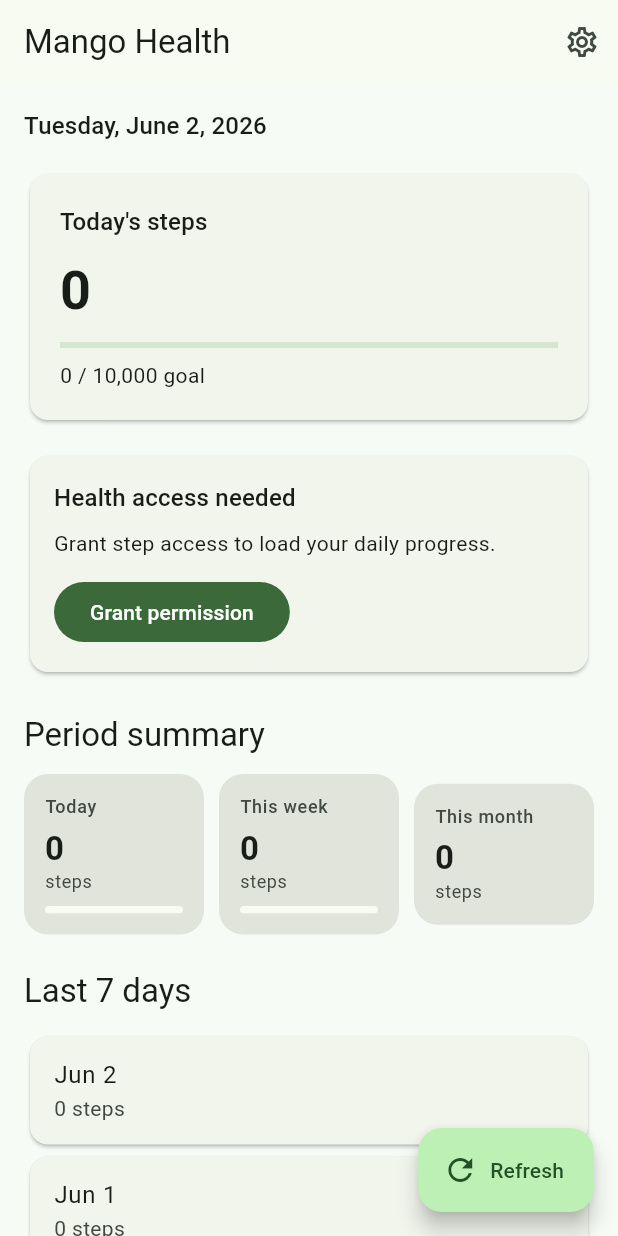
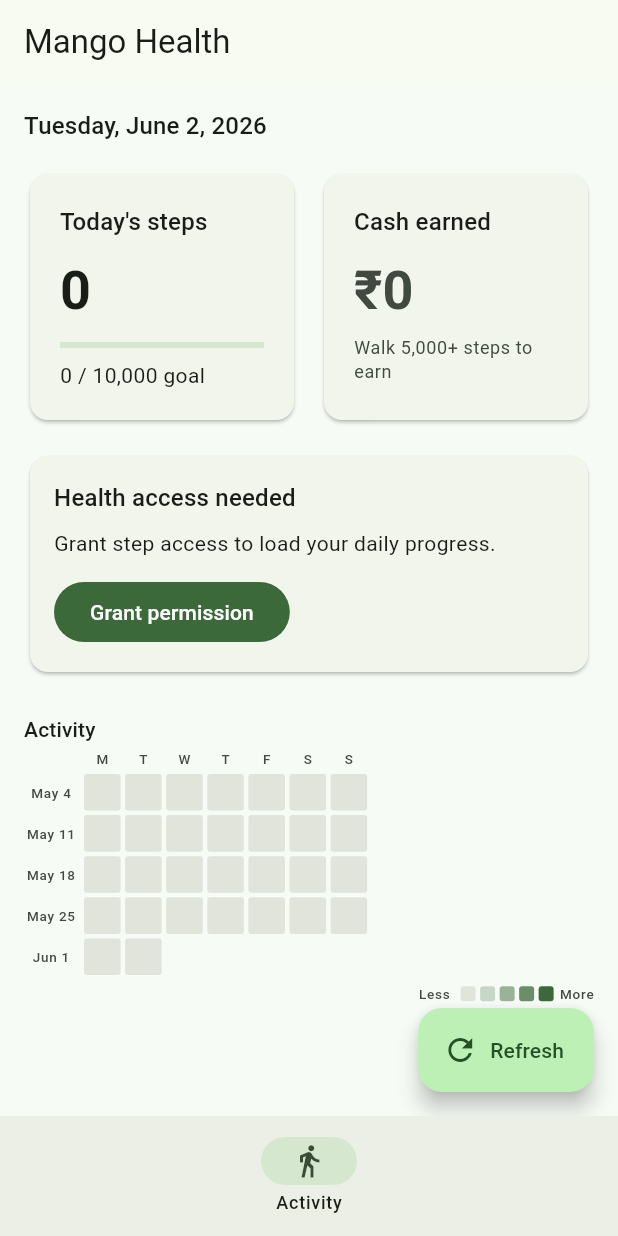
Before and after one commit to AvilPage/mango_health, a Flutter app: the screen it shows after launch, after a tap on "Refresh", on a phone screen of 412 x 824 dp. Run offline on Flutter 3.47's test engine with Material 3 defaults, Android fonts, the phone set to English and light mode, and no system bars; our stand-ins replace pocketbase, sqflite; missing offline and left inert: health; accounts and stored records are empty.

Commit message:
Update app icons, Android/iOS config, and home screen UI
Co-authored-by: Copilot <223556219+Copilot@users.noreply.github.com>

```diff
--- a/lib/main.dart
+++ b/lib/main.dart
@@ -1,6 +1,6 @@
 import 'package:flutter/material.dart';
 
-import 'screens/home_screen.dart';
+import 'screens/main_shell.dart';
 import 'services/database_service.dart';
 
 Future<void> main() async {
@@ -22,7 +22,7 @@ class MangoHealthApp extends StatelessWidget {
         colorScheme: ColorScheme.fromSeed(seedColor: Colors.green),
         scaffoldBackgroundColor: const Color(0xFFF6FBF6),
       ),
-      home: const HomeScreen(),
+      home: const MainShell(),
     );
   }
 }
--- a/lib/screens/home_screen.dart
+++ b/lib/screens/home_screen.dart
@@ -5,7 +5,6 @@ import '../models/daily_step.dart';
 import '../services/database_service.dart';
 import '../services/health_service.dart';
 import '../services/rewards_service.dart';
-import 'settings_screen.dart';
 
 class HomeScreen extends StatefulWidget {
   const HomeScreen({super.key});
@@ -23,8 +22,6 @@ class _HomeScreenState extends State<HomeScreen> with WidgetsBindingObserver {
   bool _hasPermission = false;
   bool _healthConnectUnavailable = false;
   int _todaySteps = 0;
-  int _weekSteps = 0;
-  int _monthSteps = 0;
   List<DailyStep> _history = const [];
   String? _errorMessage;
 
@@ -71,8 +68,8 @@ class _HomeScreenState extends State<HomeScreen> with WidgetsBindingObserver {
       int todaySteps = 0;
 
       if (hasPermission) {
-        // Backfill historical data from HealthKit (past 30 days)
-        final historical = await _healthService.getHistoricalSteps(days: 30);
+        // Backfill historical data from HealthKit (past 35 days)
+        final historical = await _healthService.getHistoricalSteps(days: 35);
         for (final entry in historical.entries) {
           final pts = _rewardsService.calculatePoints(entry.value);
           await _databaseService.upsertSteps(entry.key, entry.value, pts);
@@ -90,16 +87,12 @@ class _HomeScreenState extends State<HomeScreen> with WidgetsBindingObserver {
         return;
       }
 
-      final periodStats = _computePeriodStats(history, todaySteps);
-
       setState(() {
         _hasPermission = hasPermission;
         _healthConnectUnavailable =
             status == PermissionStatus.healthConnectUnavailable;
         _todaySteps = todaySteps;
-        _history = _lastSevenDays(history);
-        _weekSteps = periodStats['weekSteps']!;
-        _monthSteps = periodStats['monthSteps']!;
+        _history = _lastThirtyFiveDays(history);
       });
     } catch (error) {
       if (!mounted) {
@@ -120,11 +113,11 @@ class _HomeScreenState extends State<HomeScreen> with WidgetsBindingObserver {
 
   String get _todayKey => DateFormat('yyyy-MM-dd').format(DateTime.now());
 
-  List<DailyStep> _lastSevenDays(List<DailyStep> history) {
+  List<DailyStep> _lastThirtyFiveDays(List<DailyStep> history) {
     final byDate = {for (final item in history) item.date: item};
     final now = DateTime.now();
 
-    return List<DailyStep>.generate(7, (index) {
+    return List<DailyStep>.generate(35, (index) {
       final date = DateTime(now.year, now.month, now.day).subtract(
         Duration(days: index),
       );
@@ -134,56 +127,14 @@ class _HomeScreenState extends State<HomeScreen> with WidgetsBindingObserver {
     });
   }
 
-  Map<String, int> _computePeriodStats(
-    List<DailyStep> history,
-    int todaySteps,
-  ) {
-    final now = DateTime.now();
-    final today = DateTime(now.year, now.month, now.day);
-    final weekStart = today.subtract(Duration(days: today.weekday - 1));
-    final monthStart = DateTime(now.year, now.month, 1);
-
-    int weekSteps = 0;
-    int monthSteps = 0;
-
-    for (final item in history) {
-      final date = DateTime.parse(item.date);
-      if (!date.isBefore(weekStart)) weekSteps += item.steps;
-      if (!date.isBefore(monthStart)) monthSteps += item.steps;
-    }
-
-    // Ensure today's live value is included if not yet in DB history
-    final todayKey = DateFormat('yyyy-MM-dd').format(now);
-    final alreadyCounted = history.any((h) => h.date == todayKey);
-    if (!alreadyCounted && todaySteps > 0) {
-      weekSteps += todaySteps;
-      monthSteps += todaySteps;
-    }
-
-    return {'weekSteps': weekSteps, 'monthSteps': monthSteps};
-  }
-
   @override
   Widget build(BuildContext context) {
     final theme = Theme.of(context);
-    final progress = (_todaySteps / 10000).clamp(0, 1).toDouble();
+    final progress = (_todaySteps / 5000).clamp(0, 1).toDouble();
 
     return Scaffold(
       appBar: AppBar(
         title: const Text('Mango Health'),
-        actions: [
-          IconButton(
-            onPressed: () {
-              Navigator.of(context).push(
-                MaterialPageRoute<void>(
-                  builder: (_) => const SettingsScreen(),
-                ),
-              );
-            },
-            icon: const Icon(Icons.settings_outlined),
-            tooltip: 'Settings',
-          ),
-        ],
       ),
       floatingActionButton: FloatingActionButton.extended(
         onPressed: _isLoading ? null : () => _loadData(),
@@ -201,10 +152,26 @@ class _HomeScreenState extends State<HomeScreen> with WidgetsBindingObserver {
               style: theme.textTheme.titleMedium,
             ),
             const SizedBox(height: 16),
-            _SummaryCard(
+            IntrinsicHeight(
+              child: Row(
+                crossAxisAlignment: CrossAxisAlignment.stretch,
+                children: [
+                  Expanded(
+                    child: _SummaryCard(
                       todaySteps: _todaySteps,
                       progress: progress,
                       isLoading: _isLoading,
+                    ),
+                  ),
+                  const SizedBox(width: 12),
+                  Expanded(
+                    child: _CashCard(
+                      points: _rewardsService.calculatePoints(_todaySteps),
+                      isLoading: _isLoading,
+                    ),
+                  ),
+                ],
+              ),
             ),
             if (!_hasPermission) ...[
               const SizedBox(height: 16),
@@ -258,19 +225,10 @@ class _HomeScreenState extends State<HomeScreen> with WidgetsBindingObserver {
               ),
             ],
             const SizedBox(height: 24),
-            _PeriodSummarySection(
-              todaySteps: _todaySteps,
-              weekSteps: _weekSteps,
-              monthSteps: _monthSteps,
-              isLoading: _isLoading,
+            SizedBox(
+              height: MediaQuery.sizeOf(context).height * 0.25,
+              child: _StepsHeatmap(history: _history, isLoading: _isLoading),
             ),
-            const SizedBox(height: 24),
-            Text(
-              'Last 7 days',
-              style: theme.textTheme.titleLarge,
-            ),
-            const SizedBox(height: 12),
-            ..._history.map(_HistoryTile.new),
             const SizedBox(height: 96),
           ],
         ),
@@ -321,151 +279,213 @@ class _SummaryCard extends StatelessWidget {
   }
 }
 
-class _HistoryTile extends StatelessWidget {
-  const _HistoryTile(this.step);
+class _CashCard extends StatelessWidget {
+  const _CashCard({required this.points, required this.isLoading});
 
-  final DailyStep step;
+  final int points;
+  final bool isLoading;
 
   @override
   Widget build(BuildContext context) {
-    final date = DateTime.parse(step.date);
+    final theme = Theme.of(context);
+    final cs = theme.colorScheme;
+    final earned = points > 0;
 
     return Card(
-      child: ListTile(
-        title: Text(DateFormat.MMMd().format(date)),
-        subtitle: Text('${NumberFormat.decimalPattern().format(step.steps)} steps'),
+      color: earned ? cs.primaryContainer : null,
+      child: Padding(
+        padding: const EdgeInsets.all(20),
+        child: Column(
+          crossAxisAlignment: CrossAxisAlignment.start,
+          children: [
+            Text('Cash earned', style: theme.textTheme.titleMedium),
+            const SizedBox(height: 12),
+            isLoading
+                ? const CircularProgressIndicator()
+                : Text(
+                    '₹$points',
+                    style: theme.textTheme.displaySmall?.copyWith(
+                      fontWeight: FontWeight.w700,
+                      color: earned ? cs.onPrimaryContainer : cs.onSurfaceVariant,
+                    ),
+                  ),
+            const SizedBox(height: 8),
+            Text(
+              points == 0
+                  ? 'Walk 5,000+ steps to earn'
+                  : points == 10
+                      ? '5k–10k steps reached'
+                      : '10k steps goal met! 🎉',
+              style: theme.textTheme.bodySmall?.copyWith(
+                color: earned ? cs.onPrimaryContainer : cs.onSurfaceVariant,
+              ),
+            ),
+          ],
+        ),
       ),
     );
   }
 }
 
-class _PeriodSummarySection extends StatelessWidget {
-  const _PeriodSummarySection({
-    required this.todaySteps,
-    required this.weekSteps,
-    required this.monthSteps,
-    required this.isLoading,
-  });
+class _StepsHeatmap extends StatelessWidget {
+  const _StepsHeatmap({required this.history, required this.isLoading});
 
-  final int todaySteps;
-  final int weekSteps;
-  final int monthSteps;
+  final List<DailyStep> history;
   final bool isLoading;
 
-  @override
-  Widget build(BuildContext context) {
-    final theme = Theme.of(context);
+  static const _dayLabels = ['M', 'T', 'W', 'T', 'F', 'S', 'S'];
 
-    return Column(
-      crossAxisAlignment: CrossAxisAlignment.start,
-      children: [
-        Text('Period summary', style: theme.textTheme.titleLarge),
-        const SizedBox(height: 12),
-        Row(
-          children: [
-            Expanded(
-              child: _PeriodCard(
-                label: 'Today',
-                steps: todaySteps,
-                goal: 10000,
-                isLoading: isLoading,
-              ),
-            ),
-            const SizedBox(width: 10),
-            Expanded(
-              child: _PeriodCard(
-                label: 'This week',
-                steps: weekSteps,
-                goal: 70000,
-                isLoading: isLoading,
-              ),
-            ),
-            const SizedBox(width: 10),
-            Expanded(
-              child: _PeriodCard(
-                label: 'This month',
-                steps: monthSteps,
-                goal: null,
-                isLoading: isLoading,
-              ),
-            ),
-          ],
-        ),
-      ],
-    );
-  }
-}
-
-class _PeriodCard extends StatelessWidget {
-  const _PeriodCard({
-    required this.label,
-    required this.steps,
-    required this.goal,
-    required this.isLoading,
-  });
-
-  final String label;
-  final int steps;
-  final int? goal;
-  final bool isLoading;
-
-  String _fmt(int n) {
-    if (n >= 1000) {
-      return '${(n / 1000).toStringAsFixed(n % 1000 == 0 ? 0 : 1)}k';
-    }
-    return n.toString();
+  Color _tileColor(int steps, ColorScheme cs) {
+    if (steps <= 0) return cs.surfaceContainerHighest;
+    if (steps < 3000) return cs.primary.withValues(alpha: 0.25);
+    if (steps < 6000) return cs.primary.withValues(alpha: 0.50);
+    if (steps < 9000) return cs.primary.withValues(alpha: 0.75);
+    return cs.primary;
   }
 
   @override
   Widget build(BuildContext context) {
     final theme = Theme.of(context);
     final cs = theme.colorScheme;
-    final progress = goal != null ? (steps / goal!).clamp(0.0, 1.0) : null;
-    final goalMet = goal != null && steps >= goal!;
 
-    return Container(
-      padding: const EdgeInsets.all(14),
-      decoration: BoxDecoration(
-        color: goalMet ? cs.primaryContainer : cs.surfaceContainerHighest,
-        borderRadius: BorderRadius.circular(16),
-      ),
-      child: Column(
+    final byDate = {for (final s in history) s.date: s.steps};
+    final now = DateTime.now();
+    final today = DateTime(now.year, now.month, now.day);
+    // Align to Monday of current week
+    final weekday = today.weekday; // 1=Mon, 7=Sun
+    final currentWeekMonday = today.subtract(Duration(days: weekday - 1));
+
+    return LayoutBuilder(
+      builder: (context, constraints) {
+        // Transposed: rows=weeks(5), cols=days(7)
+        // chrome: title(20) + gap(3) + day-headers(14) + gap(4) + legend(6+10) = ~57
+        const chromeHeight = 72.0;
+        const weeks = 5;
+        const labelWidth = 36.0; // week date label on left
+        const gapBetween = 4.0;
+        const tileGap = 3.0;
+
+        final availableHeight = constraints.maxHeight - chromeHeight;
+        // 5 rows + 4 gaps
+        final tileSizeByHeight = (availableHeight - 4 * tileGap) / weeks;
+        // 7 cols + 6 gaps
+        final tileSizeByWidth =
+            (constraints.maxWidth - labelWidth - gapBetween - 6 * tileGap) / 7;
+        final tileSize = tileSizeByHeight.clamp(8.0, tileSizeByWidth);
+
+        if (isLoading) {
+          return const Center(child: CircularProgressIndicator());
+        }
+
+        return Column(
           crossAxisAlignment: CrossAxisAlignment.start,
+          mainAxisSize: MainAxisSize.min,
           children: [
-          Text(
-            label,
-            style: theme.textTheme.labelMedium?.copyWith(
+            Text('Activity', style: theme.textTheme.titleSmall),
+            const SizedBox(height: 3),
+            // Day-of-week column headers
+            Row(
+              children: [
+                SizedBox(width: labelWidth + gapBetween),
+                ...List.generate(7, (di) => Padding(
+                      padding: EdgeInsets.only(right: di < 6 ? tileGap : 0),
+                      child: SizedBox(
+                        width: tileSize,
+                        child: Center(
+                          child: Text(
+                            _dayLabels[di],
+                            style: theme.textTheme.labelSmall?.copyWith(
                               color: cs.onSurfaceVariant,
+                              fontSize: 9,
                             ),
                           ),
-          const SizedBox(height: 6),
-          Text(
-            _fmt(steps),
-            style: theme.textTheme.titleLarge?.copyWith(
-              fontWeight: FontWeight.w700,
-              color: goalMet ? cs.onPrimaryContainer : cs.onSurface,
                         ),
                       ),
-          Text(
-            'steps',
-            style: theme.textTheme.bodySmall?.copyWith(
+                    )),
+              ],
+            ),
+            const SizedBox(height: 4),
+            // Grid: 5 week rows
+            ...List.generate(weeks, (wi) {
+              final weekMonday = currentWeekMonday
+                  .subtract(Duration(days: (weeks - 1 - wi) * 7));
+              return Padding(
+                padding: EdgeInsets.only(bottom: wi < weeks - 1 ? tileGap : 0),
+                child: Row(
+                  children: [
+                    // Week label
+                    SizedBox(
+                      width: labelWidth,
+                      height: tileSize,
+                      child: Center(
+                        child: Text(
+                          DateFormat('MMM d').format(weekMonday),
+                          style: theme.textTheme.labelSmall?.copyWith(
                             color: cs.onSurfaceVariant,
+                            fontSize: 9,
                           ),
                         ),
-          if (progress != null) ...[
-            const SizedBox(height: 8),
-            ClipRRect(
-              borderRadius: BorderRadius.circular(4),
-              child: LinearProgressIndicator(
-                value: isLoading ? null : progress,
-                minHeight: 5,
-                backgroundColor: cs.surface,
-                color: goalMet ? cs.primary : cs.secondary,
                       ),
                     ),
-          ],
+                    const SizedBox(width: gapBetween),
+                    // 7 day tiles
+                    ...List.generate(7, (di) {
+                      final date = weekMonday.add(Duration(days: di));
+                      final isFuture = date.isAfter(today);
+                      final key = DateFormat('yyyy-MM-dd').format(date);
+                      final steps = byDate[key] ?? 0;
+                      return Padding(
+                        padding: EdgeInsets.only(right: di < 6 ? tileGap : 0),
+                        child: Tooltip(
+                          message: isFuture
+                              ? ''
+                              : '${DateFormat('MMM d').format(date)}: ${NumberFormat.decimalPattern().format(steps)} steps',
+                          child: Container(
+                            width: tileSize,
+                            height: tileSize,
+                            decoration: BoxDecoration(
+                              color: isFuture
+                                  ? Colors.transparent
+                                  : _tileColor(steps, cs),
+                              borderRadius: BorderRadius.circular(2),
+                            ),
+                          ),
+                        ),
+                      );
+                    }),
                   ],
                 ),
               );
+            }),
+            const SizedBox(height: 6),
+            // Legend
+            Row(
+              mainAxisAlignment: MainAxisAlignment.end,
+              children: [
+                Text('Less',
+                    style: theme.textTheme.labelSmall
+                        ?.copyWith(color: cs.onSurfaceVariant, fontSize: 9)),
+                const SizedBox(width: 4),
+                ...[0, 2999, 5999, 8999, 10000].map((s) => Padding(
+                      padding: const EdgeInsets.only(left: 3),
+                      child: Container(
+                        width: 10,
+                        height: 10,
+                        decoration: BoxDecoration(
+                          color: _tileColor(s, cs),
+                          borderRadius: BorderRadius.circular(2),
+                        ),
+                      ),
+                    )),
+                const SizedBox(width: 4),
+                Text('More',
+                    style: theme.textTheme.labelSmall
+                        ?.copyWith(color: cs.onSurfaceVariant, fontSize: 9)),
+              ],
+            ),
+          ],
+        );
+      },
+    );
   }
 }
--- /dev/null
+++ b/lib/screens/main_shell.dart
@@ -0,0 +1,49 @@
+import 'package:flutter/material.dart';
+
+import 'home_screen.dart';
+// ignore: unused_import
+import 'settings_screen.dart';
+
+class MainShell extends StatefulWidget {
+  const MainShell({super.key});
+
+  @override
+  State<MainShell> createState() => _MainShellState();
+}
+
+class _MainShellState extends State<MainShell> {
+  int _selectedIndex = 0;
+
+  static const List<Widget> _screens = [
+    HomeScreen(),
+    // SettingsScreen(), // TODO: unhide when ready
+  ];
+
+  @override
+  Widget build(BuildContext context) {
+    return Scaffold(
+      body: IndexedStack(
+        index: _selectedIndex,
+        children: _screens,
+      ),
+      bottomNavigationBar: NavigationBar(
+        selectedIndex: _selectedIndex,
+        onDestinationSelected: (index) =>
+            setState(() => _selectedIndex = index),
+        destinations: const [
+          NavigationDestination(
+            icon: Icon(Icons.directions_walk_outlined),
+            selectedIcon: Icon(Icons.directions_walk),
+            label: 'Activity',
+          ),
+          // TODO: unhide settings when ready
+          // NavigationDestination(
+          //   icon: Icon(Icons.settings_outlined),
+          //   selectedIcon: Icon(Icons.settings),
+          //   label: 'Settings',
+          // ),
+        ],
+      ),
+    );
+  }
+}
```
Also changed, not shown: flutter_launcher_icons.yaml (added, +18 -0 lines), assets/mango-health.png (added), 37 other files. Lines whose indentation alone changed are shown as unchanged.
